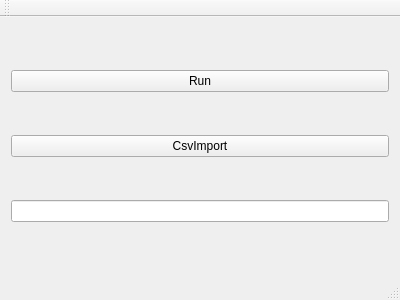
Before: the Qt Designer form Takao/takao.ui in tnct-spc/procon2019-comp, drawn with Qt 5.
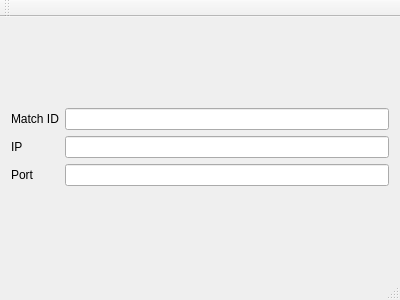
After: the same form once the commit is applied.

Commit message: [add]Match ID,IP,Port の入力欄をTakaoに追加・run と CSVImport を削除

```diff
--- a/Takao/takao.ui
+++ b/Takao/takao.ui
@@ -30,27 +30,37 @@
        <enum>QLayout::SetNoConstraint</enum>
       </property>
       <item>
-       <widget class="QPushButton" name="runButton">
-        <property name="enabled">
-         <bool>true</bool>
-        </property>
-        <property name="text">
-         <string>Run</string>
-        </property>
-       </widget>
-      </item>
-      <item>
-       <widget class="QPushButton" name="csvImportButton">
-        <property name="text">
-         <string>CsvImport</string>
-        </property>
-       </widget>
-      </item>
-      <item>
-       <layout class="QVBoxLayout" name="verticalLayout_2">
-        <item>
+       <layout class="QGridLayout" name="gridLayout">
+        <item row="0" column="1">
          <widget class="QLineEdit" name="lineEdit"/>
         </item>
+        <item row="1" column="1">
+         <widget class="QLineEdit" name="lineEdit_2"/>
+        </item>
+        <item row="2" column="1">
+         <widget class="QLineEdit" name="lineEdit_3"/>
+        </item>
+        <item row="1" column="0">
+         <widget class="QLabel" name="label">
+          <property name="text">
+           <string>IP</string>
+          </property>
+         </widget>
+        </item>
+        <item row="0" column="0">
+         <widget class="QLabel" name="label_2">
+          <property name="text">
+           <string>Match ID</string>
+          </property>
+         </widget>
+        </item>
+        <item row="2" column="0">
+         <widget class="QLabel" name="label_3">
+          <property name="text">
+           <string>Port</string>
+          </property>
+         </widget>
+        </item>
        </layout>
       </item>
      </layout>
```
The commit also changes 1 other file.
